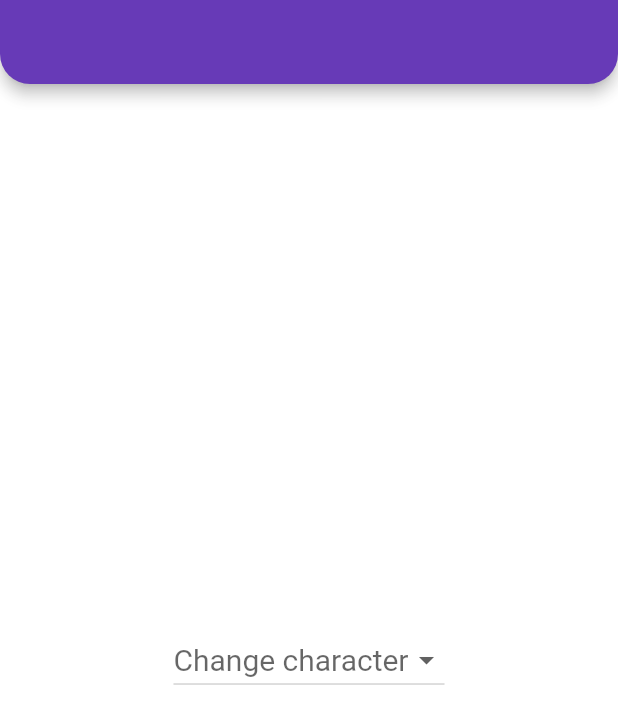
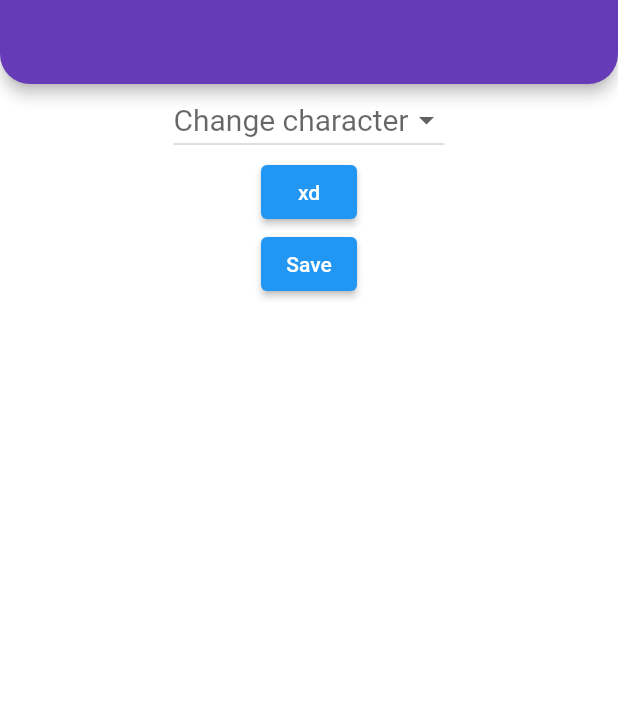
Before and after one commit to axeonthe4th/flutter-learn-set, a Flutter app: the screen it shows after launch, on a phone screen of 412 x 824 dp. Shown: the top 724 px of the screen. Run offline on Flutter 3.47's test engine with Material 2 defaults, Android fonts, the phone set to English and light mode, and no system bars; our stand-ins replace dio, flutter_secure_storage, flutter_spinkit, shared_preferences; missing offline and left inert: dart:ffi; accounts and stored records are empty.

Commit message:
added buttons and edited some stuff

```diff
--- a/lib/303/call_back_learn.dart
+++ b/lib/303/call_back_learn.dart
@@ -1,5 +1,7 @@
+import 'package:first/product/widget/button/answer_button.dart';
 import 'package:flutter/material.dart';
 
+import '../product/widget/button/loading_button.dart';
 import '../product/widget/callback_dropdown.dart';
 
 class CallBackLearn extends StatefulWidget {
@@ -14,7 +16,23 @@ class _CallBackLearnState extends State<CallBackLearn> {
   Widget build(BuildContext context) {
     return Scaffold(
       appBar: AppBar(),
-      body: const Center(child: CallbackDropdown()),
+      body: Column(
+        children: [
+          Center(child: CallbackDropdown(onUserSelected: (CallbackUser user) {
+            print(user);
+          })),
+          AnswerButton(
+            onNumber: ((number) {
+              return number % 3 == 1;
+            }),
+          ),
+          LoadingButton(
+              title: "Save",
+              onPressed: () async {
+                await Future.delayed(const Duration(seconds: 1));
+              })
+        ],
+      ),
     );
   }
 }
--- /dev/null
+++ b/lib/product/widget/button/answer_button.dart
@@ -0,0 +1,30 @@
+import 'dart:math';
+
+import 'package:flutter/material.dart';
+
+class AnswerButton extends StatefulWidget {
+  const AnswerButton({super.key, this.onNumber});
+  final bool Function(int number)? onNumber;
+  @override
+  State<AnswerButton> createState() => _AnswerButtonState();
+}
+
+class _AnswerButtonState extends State<AnswerButton> {
+  Color? _backgroundColor;
+
+  @override
+  Widget build(BuildContext context) {
+    return ElevatedButton(
+      style: ElevatedButton.styleFrom(backgroundColor: _backgroundColor),
+      onPressed: () {
+        final result = Random().nextInt(10);
+        final response = widget.onNumber?.call(result) ?? false;
+
+        setState(() {
+          _backgroundColor = response ? Colors.green : Colors.red;
+        });
+      },
+      child: const Text("xd"),
+    );
+  }
+}
--- a/lib/product/widget/callback_dropdown.dart
+++ b/lib/product/widget/callback_dropdown.dart
@@ -3,14 +3,26 @@ import 'package:flutter/material.dart';
 import '../../303/call_back_learn.dart';
 
 class CallbackDropdown extends StatefulWidget {
-  const CallbackDropdown({super.key});
+  const CallbackDropdown({Key? key, required this.onUserSelected})
+      : super(key: key);
 
+  final void Function(CallbackUser user) onUserSelected;
   @override
   State<CallbackDropdown> createState() => _CallbackDropdownState();
 }
 
 class _CallbackDropdownState extends State<CallbackDropdown> {
   CallbackUser? _user;
+
+  void _updateUser(CallbackUser? item) {
+    setState(() {
+      _user = item;
+    });
+    if (_user != null) {
+      widget.onUserSelected.call(_user!);
+    }
+  }
+
   @override
   Widget build(BuildContext context) {
     return DropdownButton<CallbackUser>(
@@ -28,10 +40,6 @@ class _CallbackDropdownState extends State<CallbackDropdown> {
             ),
           );
         }).toList(),
-        onChanged: (CallbackUser? callbackUser) {
-          setState(() {
-            _user = callbackUser;
-          });
-        });
+        onChanged: _updateUser);
   }
 }
```
